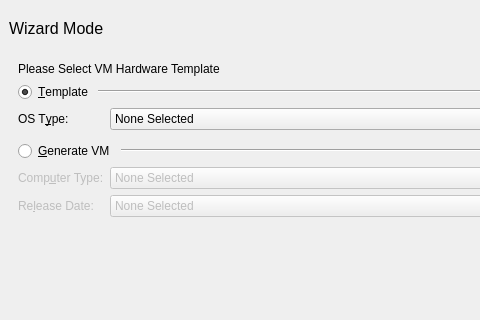
Old version of the form src/VM_Wizard_Window.ui in the repository chronic8000/aqemu; both pictures show x 0 to 480 and y 0 to 320 of the 618 by 482 pixel window.
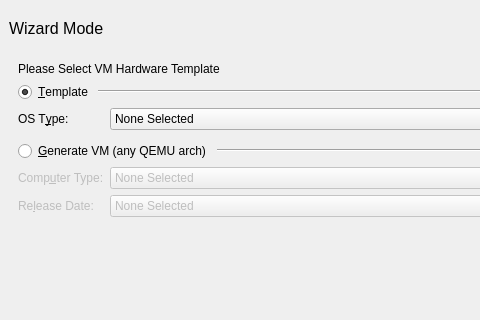
New version of the form. The open tabs and pages were chosen to show the change. Icons and pictures are not drawn.

Commit message:
Release 0.9.8: Windows 11 ARM profile, multi-arch discovery, TCG aarch64 fixes
Improve Win11 ARM boot under QEMU (VirtIO bootindex, UEFI, GIC/TCG flags), quiet false error logs, harden Windows shutdown, and document Windows portable + Pi packages.

The edit to the form file:
```diff
--- a/src/VM_Wizard_Window.ui
+++ b/src/VM_Wizard_Window.ui
@@ -408,7 +408,7 @@
             </sizepolicy>
            </property>
            <property name="text">
-            <string>&amp;Generate VM</string>
+            <string>&amp;Generate VM (any QEMU arch)</string>
            </property>
           </widget>
          </item>
```
Left out of the diff: 3 changed lines with no effect on the pictures. The commit also changes 24 other files.
